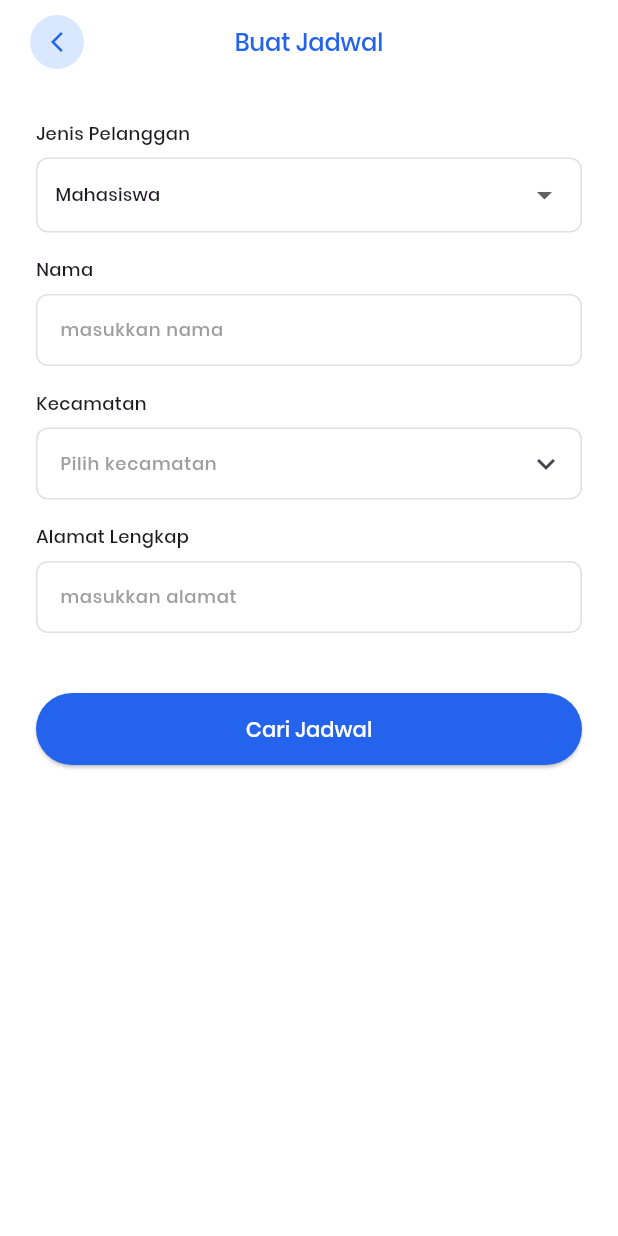
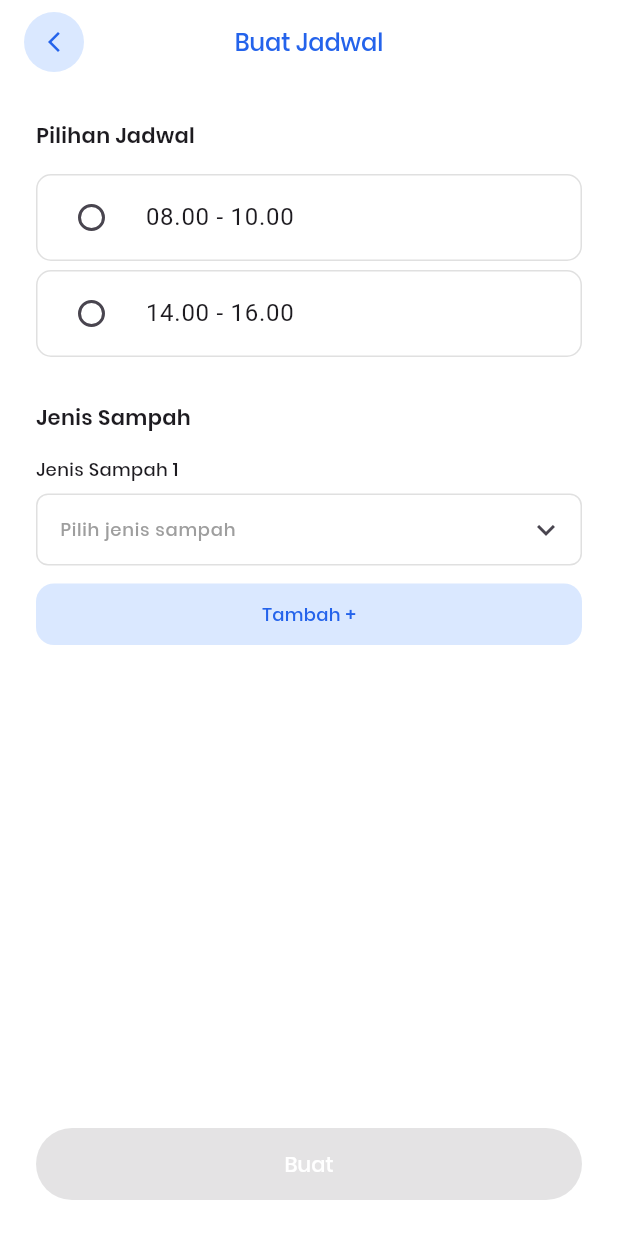
Before and after one commit to Yusrina55/bank_sampah, a Flutter app: the CreateSchedulePage screen opened directly, after a tap on "Cari Jadwal", on a phone screen of 412 x 824 dp. Run offline on Flutter 3.47's test engine with Material 3 defaults, Android fonts, the phone set to English and light mode, and no system bars; our stand-ins replace flutter_svg.

Commit message:
add choose schedule

```diff
--- /dev/null
+++ b/lib/pages/pelanggan/choose_schedule_screen.dart
@@ -0,0 +1,260 @@
+import 'package:flutter/material.dart';
+import '../../theme.dart';
+import '../../widgets/app_button.dart';
+import '../../widgets/app_back_button.dart';
+import '../../widgets/app_jenis_sampah_dropdown.dart';
+import 'home_page_pelanggan.dart';
+
+class ChooseScheduleScreen extends StatefulWidget {
+  const ChooseScheduleScreen({super.key});
+
+  @override
+  State<ChooseScheduleScreen> createState() =>
+      _ChooseScheduleScreenState();
+}
+
+class _ChooseScheduleScreenState extends State<ChooseScheduleScreen> {
+
+  /// RADIO SCHEDULE
+  String? selectedSchedule;
+
+  final List<String> scheduleList = [
+    "08.00 - 10.00",
+    "14.00 - 16.00",
+  ];
+
+  /// DYNAMIC JENIS SAMPAH
+  List<TextEditingController> jenisSampahControllers = [
+    TextEditingController()
+  ];
+
+  @override
+  void initState() {
+    super.initState();
+
+    /// Listen perubahan text supaya button update
+    for (var controller in jenisSampahControllers) {
+      controller.addListener(_onFormChanged);
+    }
+  }
+
+  void _onFormChanged() {
+    setState(() {});
+  }
+
+  @override
+  void dispose() {
+    for (var controller in jenisSampahControllers) {
+      controller.dispose();
+    }
+    super.dispose();
+  }
+
+  /// VALIDASI FORM
+  bool isFormValid() {
+    if (selectedSchedule == null) return false;
+
+    for (var controller in jenisSampahControllers) {
+      if (controller.text.trim().isEmpty) return false;
+    }
+
+    return true;
+  }
+
+  /// SUCCESS NOTIFICATION (TOP BANNER)
+  void _showSuccessDialog() {
+
+    final messenger = ScaffoldMessenger.of(context);
+
+    messenger.showMaterialBanner(
+      MaterialBanner(
+        content: Text(
+          "Jadwal berhasil dibuat",
+          style: TextStyle(color: blue1),
+        ),
+
+        backgroundColor: blue2,
+        surfaceTintColor: Colors.transparent,
+        elevation: 0,
+
+        leading: Icon(
+          Icons.check_circle,
+          color: blue1,
+        ),
+
+        actions: [
+          TextButton(
+            onPressed: () {
+              messenger.hideCurrentMaterialBanner();
+            },
+            child: Text(
+              "Tutup",
+              style: TextStyle(color: blue1),
+            ),
+          ),
+        ],
+      ),
+    );
+
+    Future.delayed(const Duration(seconds: 1), () {
+
+      messenger.hideCurrentMaterialBanner();
+
+      if (!mounted) return;
+
+      Navigator.pushAndRemoveUntil(
+        context,
+        MaterialPageRoute(
+          builder: (context) => const HomePagePelanggan(),
+        ),
+        (route) => false,
+      );
+    });
+  }
+
+  @override
+  Widget build(BuildContext context) {
+    return GestureDetector(
+      behavior: HitTestBehavior.opaque,
+      onTap: () => FocusScope.of(context).unfocus(),
+      child: Scaffold(
+        backgroundColor: white,
+
+        /// APP BAR
+        appBar: AppBar(
+          backgroundColor: white,
+          elevation: 0,
+          leading: const Padding(
+            padding: EdgeInsets.only(left: 16),
+            child: AppBackButton(),
+          ),
+          title: Text("Buat Jadwal",
+              style: medium16.copyWith(color: blue1)),
+          centerTitle: true,
+        ),
+
+        body: Padding(
+          padding: const EdgeInsets.all(24),
+          child: Column(
+            crossAxisAlignment: CrossAxisAlignment.start,
+            children: [
+
+              /// ========================
+              /// PILIH JADWAL
+              /// ========================
+              Text("Pilihan Jadwal", style: semiBold14),
+              const SizedBox(height: 16),
+
+              ...scheduleList.map((schedule) {
+                return Container(
+                  margin: const EdgeInsets.only(bottom: 6),
+                  decoration: BoxDecoration(
+                    border:
+                        Border.all(color: Colors.grey.shade300),
+                    borderRadius: BorderRadius.circular(10),
+                  ),
+                  child: RadioListTile<String>(
+                    value: schedule,
+                    groupValue: selectedSchedule,
+                    title: Text(schedule),
+                    onChanged: (value) {
+                      setState(() {
+                        selectedSchedule = value;
+                      });
+                    },
+                  ),
+                );
+              }).toList(),
+
+              const SizedBox(height: 24),
+
+              /// ========================
+              /// JENIS SAMPAH
+              /// ========================
+              Text("Jenis Sampah", style: semiBold14),
+              const SizedBox(height: 16),
+
+              Column(
+                children: List.generate(
+                  jenisSampahControllers.length,
+                  (index) {
+                    return Padding(
+                      padding: const EdgeInsets.only(bottom: 12),
+                      child: Row(
+                        children: [
+
+                          /// DROPDOWN
+                          Expanded(
+                            child: AppJenisSampahDropdown(
+                              label:
+                                  "Jenis Sampah ${index + 1}",
+                              controller:
+                                  jenisSampahControllers[index],
+                            ),
+                          ),
+
+                          /// DELETE BUTTON
+                          if (jenisSampahControllers.length > 1)
+                            IconButton(
+                              icon: const Icon(Icons.delete,
+                                  color: Colors.red),
+                              onPressed: () {
+                                setState(() {
+                                  jenisSampahControllers[index]
+                                      .dispose();
+                                  jenisSampahControllers
+                                      .removeAt(index);
+                                });
+                              },
+                            ),
+                        ],
+                      ),
+                    );
+                  },
+                ),
+              ),
+
+              /// TAMBAH FIELD
+              GestureDetector(
+                onTap: () {
+                  setState(() {
+
+                    final controller = TextEditingController();
+                    controller.addListener(_onFormChanged);
+
+                    jenisSampahControllers.add(controller);
+                  });
+                },
+                child: Container(
+                  width: double.infinity,
+                  padding:
+                      const EdgeInsets.symmetric(vertical: 12),
+                  alignment: Alignment.center,
+                  decoration: BoxDecoration(
+                    color: blue2,
+                    borderRadius: BorderRadius.circular(12),
+                  ),
+                  child: Text(
+                    "Tambah +",
+                    style: regular12.copyWith(color: blue1),
+                  ),
+                ),
+              ),
+
+              const Spacer(),
+
+              /// ========================
+              /// BUTTON BUAT
+              /// ========================
+              AppButton(
+                text: "Buat",
+                onPressed:
+                    isFormValid() ? _showSuccessDialog : null,
+              ),
+            ],
+          ),
+        ),
+      ),
+    );
+  }
+}
--- a/lib/pages/pelanggan/create_schedule_page.dart
+++ b/lib/pages/pelanggan/create_schedule_page.dart
@@ -3,6 +3,7 @@ import '../../widgets/app_input.dart';
 import '../../widgets/app_button.dart';
 import '../../widgets/app_back_button.dart';
 import '../../widgets/app_kecamatan_dropdown.dart';
+import 'choose_schedule_screen.dart';
 import '../../theme.dart';
 
 class CreateSchedulePage extends StatefulWidget {
@@ -125,7 +126,7 @@ class _CreateSchedulePageState extends State<CreateSchedulePage> {
               const SizedBox(height: 16),
 
               // ================= FIELD KHUSUS MASYARAKAT =================
-              if (selectedJenis == "Masyarakat dan Usaha") ...[
+              if (selectedJenis == "Mahasiswa") ...[
                 AppInput(
                   label: "Tanggal",
                   hint: "dd-mm-yyyy",
@@ -144,7 +145,19 @@ class _CreateSchedulePageState extends State<CreateSchedulePage> {
                 text: selectedJenis == "Mahasiswa"
                     ? "Cari Jadwal"
                     : "Lanjut",
-                onPressed: () {},
+
+                onPressed: () {
+                  if (selectedJenis == "Mahasiswa") {
+                    Navigator.push(
+                      context,
+                      MaterialPageRoute(
+                        builder: (context) => const ChooseScheduleScreen(),
+                      ),
+                    );
+                  } else {
+                    // Navigasi lain kalau bukan mahasiswa
+                  }
+                },
               )
             ],
           ),
--- a/lib/widgets/app_button.dart
+++ b/lib/widgets/app_button.dart
@@ -3,22 +3,24 @@ import '../theme.dart';
 
 class AppButton extends StatelessWidget {
   final String text;
-  final VoidCallback onPressed;
+  final VoidCallback? onPressed;
 
   const AppButton({
     super.key,
     required this.text,
-    required this.onPressed,
+    this.onPressed,
   });
 
   @override
   Widget build(BuildContext context) {
+    final bool isDisabled = onPressed == null;
+
     return SizedBox(
       width: double.infinity,
       height: 48,
       child: ElevatedButton(
         style: ElevatedButton.styleFrom(
-          backgroundColor: blue1,
+          backgroundColor: isDisabled ? Colors.grey : blue1,
           shape: RoundedRectangleBorder(
             borderRadius: BorderRadius.circular(24),
           ),
--- /dev/null
+++ b/lib/widgets/app_jenis_sampah_dropdown.dart
@@ -0,0 +1,79 @@
+import 'package:flutter/material.dart';
+import '../widgets/app_input.dart';
+
+class AppJenisSampahDropdown extends StatefulWidget {
+  final TextEditingController controller;
+  final String label;
+
+  const AppJenisSampahDropdown({
+    super.key,
+    required this.controller,
+    required this.label,
+  });
+
+  @override
+  State<AppJenisSampahDropdown> createState() =>
+      _AppJenisSampahDropdownState();
+}
+
+class _AppJenisSampahDropdownState
+    extends State<AppJenisSampahDropdown> {
+
+  final GlobalKey _dropdownKey = GlobalKey();
+
+  final List<String> jenisSampahList = [
+    'Plastik',
+    'Elektronik',
+    'Kertas',
+    'Besi dan Logam',
+    'Kaca',
+
+  ];
+
+  @override
+  Widget build(BuildContext context) {
+    return AppInput(
+      key: _dropdownKey,
+      label: widget.label,
+      hint: 'Pilih jenis sampah',
+      controller: widget.controller,
+      readOnly: true,
+      suffixIcon: const Icon(Icons.keyboard_arrow_down),
+      onTap: () async {
+
+        final RenderBox renderBox =
+            _dropdownKey.currentContext!.findRenderObject()
+                as RenderBox;
+
+        final Offset offset =
+            renderBox.localToGlobal(Offset.zero);
+
+        final double screenWidth =
+            MediaQuery.of(context).size.width;
+
+        final selected = await showMenu<String>(
+          context: context,
+          position: RelativeRect.fromLTRB(
+            offset.dx,
+            offset.dy + renderBox.size.height,
+            screenWidth - (offset.dx + renderBox.size.width),
+            0,
+          ),
+          items: jenisSampahList.map((jenis) {
+            return PopupMenuItem<String>(
+              value: jenis,
+              child: SizedBox(
+                width: renderBox.size.width,
+                child: Text(jenis),
+              ),
+            );
+          }).toList(),
+        );
+
+        if (selected != null) {
+          widget.controller.text = selected;
+        }
+      },
+    );
+  }
+}
```
